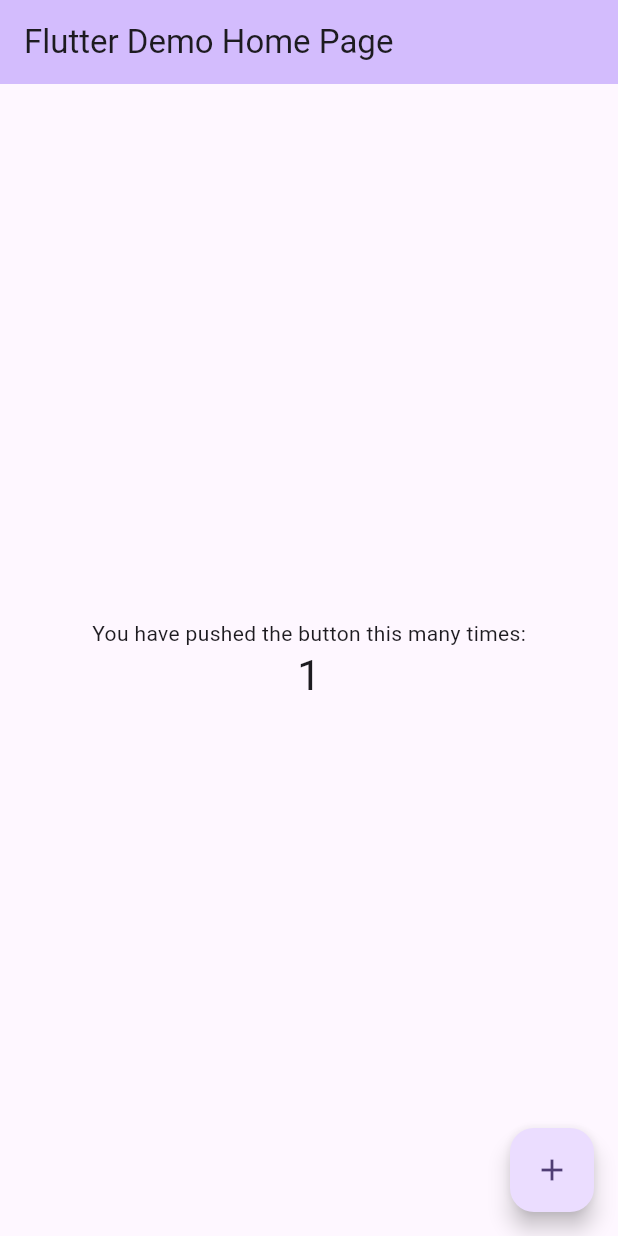
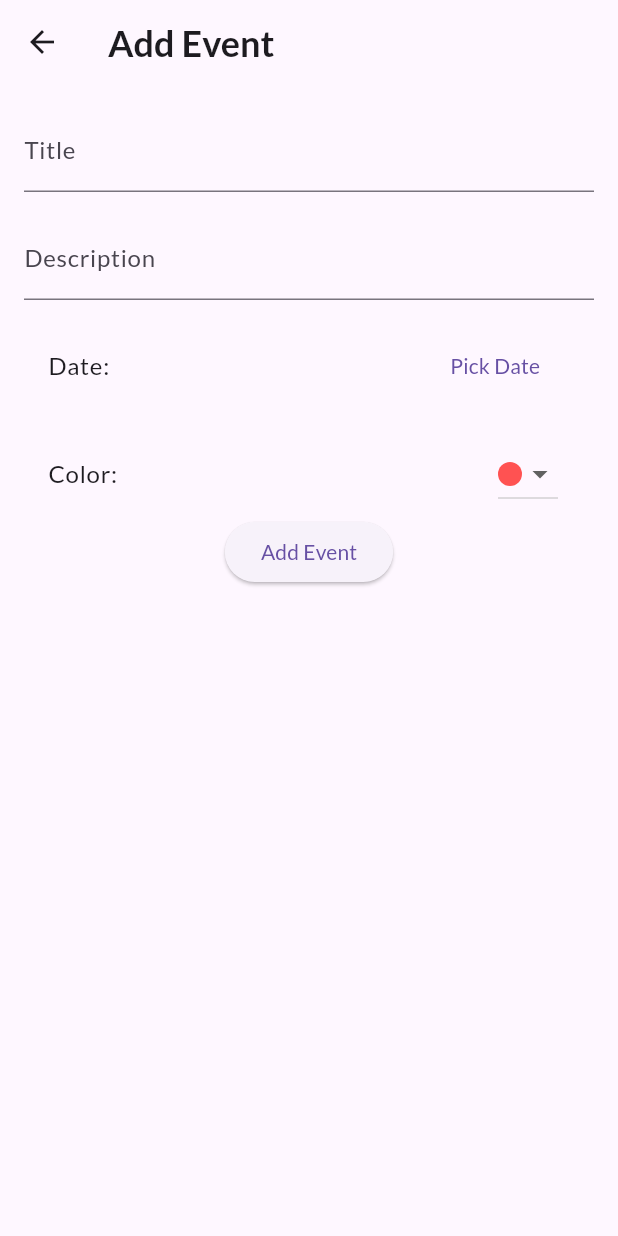
Before and after one commit to itcodehery/synced_calendar_personal, a Flutter app: the screen it shows after launch, after a tap on the "add" icon, on a phone screen of 412 x 824 dp. Run offline on Flutter 3.47's test engine with Material 3 defaults, Android fonts, the phone set to English and light mode, and no system bars; our stand-ins replace flutter_bloc, google_fonts.

Commit message:
basic functionality

```diff
--- /dev/null
+++ b/synced_calendar_personal/lib/bloc/event_cubit.dart
@@ -0,0 +1,16 @@
+import 'package:flutter_bloc/flutter_bloc.dart';
+import 'package:synced_calendar_personal/model/event.dart';
+
+class EventCubit extends Cubit<List<Event>> {
+  EventCubit() : super([]);
+
+  void addEvent(Event event) {
+    state.add(event);
+    emit(state);
+  }
+
+  void removeEvent(int id) {
+    state.removeWhere((event) => event.id == id);
+    emit(state);
+  }
+}
--- /dev/null
+++ b/synced_calendar_personal/lib/components/EventListTile.dart
@@ -0,0 +1,34 @@
+import 'package:flutter/material.dart';
+import 'package:synced_calendar_personal/model/event.dart';
+
+class EventListTile extends StatefulWidget {
+  const EventListTile({super.key, required this.event});
+
+  final Event event;
+
+  @override
+  EventListTileState createState() => EventListTileState();
+}
+
+class EventListTileState extends State<EventListTile> {
+  @override
+  Widget build(BuildContext context) {
+    return GridTile(
+      child: Card(
+        elevation: 0,
+        color: widget.event.color.withAlpha(50),
+        child: ListTile(
+          title: Text(widget.event.title),
+          subtitle: Text(widget.event.description),
+          trailing: Text(
+            "${widget.event.date.day}/${widget.event.date.month}/${widget.event.date.year}",
+            style: const TextStyle(fontSize: 16),
+          ),
+          onTap: () {
+            setState(() {});
+          },
+        ),
+      ),
+    );
+  }
+}
--- a/synced_calendar_personal/lib/main.dart
+++ b/synced_calendar_personal/lib/main.dart
@@ -1,125 +1,38 @@
 import 'package:flutter/material.dart';
+import 'package:flutter_bloc/flutter_bloc.dart';
+import 'package:google_fonts/google_fonts.dart';
+import 'package:synced_calendar_personal/bloc/event_cubit.dart';
+import 'package:synced_calendar_personal/pages/add_event_page.dart';
+import 'package:synced_calendar_personal/pages/home_page.dart';
 
 void main() {
-  runApp(const MyApp());
+  runApp(const SyncCalendarApp());
 }
 
-class MyApp extends StatelessWidget {
-  const MyApp({super.key});
+class SyncCalendarApp extends StatefulWidget {
+  const SyncCalendarApp({super.key});
 
-  // This widget is the root of your application.
+  @override
+  SyncCalendarAppState createState() => SyncCalendarAppState();
+}
+
+class SyncCalendarAppState extends State<SyncCalendarApp> {
   @override
   Widget build(BuildContext context) {
-    return MaterialApp(
-      title: 'Flutter Demo',
-      theme: ThemeData(
-        // This is the theme of your application.
-        //
-        // TRY THIS: Try running your application with "flutter run". You'll see
-        // the application has a purple toolbar. Then, without quitting the app,
-        // try changing the seedColor in the colorScheme below to Colors.green
-        // and then invoke "hot reload" (save your changes or press the "hot
-        // reload" button in a Flutter-supported IDE, or press "r" if you used
-        // the command line to start the app).
-        //
-        // Notice that the counter didn't reset back to zero; the application
-        // state is not lost during the reload. To reset the state, use hot
-        // restart instead.
-        //
-        // This works for code too, not just values: Most code changes can be
-        // tested with just a hot reload.
-        colorScheme: ColorScheme.fromSeed(seedColor: Colors.deepPurple),
-        useMaterial3: true,
+    return BlocProvider(
+      create: (context) => EventCubit(),
+      child: MaterialApp(
+        title: 'Synced Calendar',
+        theme: ThemeData(
+          primarySwatch: Colors.blue,
+          fontFamily: GoogleFonts.lato().fontFamily,
+        ),
+        home: const HomePage(),
+        routes: {
+          '/home': (context) => const HomePage(),
+          '/add': (context) => const AddEventPage(),
+        },
       ),
-      home: const MyHomePage(title: 'Flutter Demo Home Page'),
     );
   }
 }
-
-class MyHomePage extends StatefulWidget {
-  const MyHomePage({super.key, required this.title});
-
-  // This widget is the home page of your application. It is stateful, meaning
-  // that it has a State object (defined below) that contains fields that affect
-  // how it looks.
-
-  // This class is the configuration for the state. It holds the values (in this
-  // case the title) provided by the parent (in this case the App widget) and
-  // used by the build method of the State. Fields in a Widget subclass are
-  // always marked "final".
-
-  final String title;
-
-  @override
-  State<MyHomePage> createState() => _MyHomePageState();
-}
-
-class _MyHomePageState extends State<MyHomePage> {
-  int _counter = 0;
-
-  void _incrementCounter() {
-    setState(() {
-      // This call to setState tells the Flutter framework that something has
-      // changed in this State, which causes it to rerun the build method below
-      // so that the display can reflect the updated values. If we changed
-      // _counter without calling setState(), then the build method would not be
-      // called again, and so nothing would appear to happen.
-      _counter++;
-    });
-  }
-
-  @override
-  Widget build(BuildContext context) {
-    // This method is rerun every time setState is called, for instance as done
-    // by the _incrementCounter method above.
-    //
-    // The Flutter framework has been optimized to make rerunning build methods
-    // fast, so that you can just rebuild anything that needs updating rather
-    // than having to individually change instances of widgets.
-    return Scaffold(
-      appBar: AppBar(
-        // TRY THIS: Try changing the color here to a specific color (to
-        // Colors.amber, perhaps?) and trigger a hot reload to see the AppBar
-        // change color while the other colors stay the same.
-        backgroundColor: Theme.of(context).colorScheme.inversePrimary,
-        // Here we take the value from the MyHomePage object that was created by
-        // the App.build method, and use it to set our appbar title.
-        title: Text(widget.title),
-      ),
-      body: Center(
-        // Center is a layout widget. It takes a single child and positions it
-        // in the middle of the parent.
-        child: Column(
-          // Column is also a layout widget. It takes a list of children and
-          // arranges them vertically. By default, it sizes itself to fit its
-          // children horizontally, and tries to be as tall as its parent.
-          //
-          // Column has various properties to control how it sizes itself and
-          // how it positions its children. Here we use mainAxisAlignment to
-          // center the children vertically; the main axis here is the vertical
-          // axis because Columns are vertical (the cross axis would be
-          // horizontal).
-          //
-          // TRY THIS: Invoke "debug painting" (choose the "Toggle Debug Paint"
-          // action in the IDE, or press "p" in the console), to see the
-          // wireframe for each widget.
-          mainAxisAlignment: MainAxisAlignment.center,
-          children: <Widget>[
-            const Text(
-              'You have pushed the button this many times:',
-            ),
-            Text(
-              '$_counter',
-              style: Theme.of(context).textTheme.headlineMedium,
-            ),
-          ],
-        ),
-      ),
-      floatingActionButton: FloatingActionButton(
-        onPressed: _incrementCounter,
-        tooltip: 'Increment',
-        child: const Icon(Icons.add),
-      ), // This trailing comma makes auto-formatting nicer for build methods.
-    );
-  }
-}
--- /dev/null
+++ b/synced_calendar_personal/lib/model/event.dart
@@ -0,0 +1,35 @@
+import 'dart:math';
+
+import 'package:flutter/material.dart';
+
+enum EventStatus {
+  pending,
+  completed,
+}
+
+const colors = [
+  Colors.redAccent,
+  Colors.greenAccent,
+  Colors.tealAccent,
+  Colors.purpleAccent,
+  Colors.orangeAccent,
+  Colors.blueAccent,
+  Colors.pinkAccent,
+  Colors.amberAccent,
+];
+
+class Event {
+  int id = Random.secure().nextInt(10000);
+  final String title;
+  final String description;
+  final DateTime date;
+  EventStatus status = EventStatus.pending;
+  final Color color;
+
+  Event({
+    required this.title,
+    required this.description,
+    required this.date,
+    required this.color,
+  });
+}
--- /dev/null
+++ b/synced_calendar_personal/lib/pages/add_event_page.dart
@@ -0,0 +1,122 @@
+import 'package:flutter/material.dart';
+import 'package:flutter/widgets.dart';
+import 'package:flutter_bloc/flutter_bloc.dart';
+import 'package:synced_calendar_personal/bloc/event_cubit.dart';
+import 'package:synced_calendar_personal/model/event.dart';
+
+class AddEventPage extends StatefulWidget {
+  const AddEventPage({super.key});
+
+  @override
+  _AddEventPageState createState() => _AddEventPageState();
+}
+
+class _AddEventPageState extends State<AddEventPage> {
+  GlobalKey<FormState> formKey = GlobalKey<FormState>();
+  TextEditingController titleController = TextEditingController();
+  TextEditingController descriptionController = TextEditingController();
+  DateTime? dateTime;
+  Color selectedColor = colors[0];
+  @override
+  Widget build(BuildContext context) {
+    return Scaffold(
+      appBar: AppBar(
+        title: const Text(
+          'Add Event',
+          style: TextStyle(
+            fontSize: 24,
+            fontWeight: FontWeight.bold,
+          ),
+        ),
+      ),
+      body: Form(
+        key: formKey,
+        child: Padding(
+          padding: const EdgeInsets.all(16.0),
+          child: Column(
+            mainAxisSize: MainAxisSize.min,
+            children: [
+              TextFormField(
+                decoration: const InputDecoration(
+                  labelText: 'Title',
+                ),
+                controller: titleController,
+              ),
+              const SizedBox(height: 16),
+              TextFormField(
+                controller: descriptionController,
+                decoration: const InputDecoration(
+                  labelText: 'Description',
+                ),
+              ),
+              const SizedBox(height: 16),
+              //add date picker here
+              ListTile(
+                title: const Text("Date:"),
+                trailing: TextButton(
+                    onPressed: () async {
+                      var selectedDate = await showDatePicker(
+                        context: context,
+                        initialDate: DateTime.now(),
+                        firstDate: DateTime(2000),
+                        lastDate: DateTime(2100),
+                      );
+                      debugPrint(selectedDate.toString());
+
+                      setState(() {
+                        dateTime = selectedDate;
+                      });
+                    },
+                    child: dateTime == null
+                        ? const Text("Pick Date")
+                        : Text(
+                            "${dateTime!.day}/${dateTime!.month}/${dateTime!.year}")),
+              ),
+              const SizedBox(height: 16),
+              ListTile(
+                title: const Text("Color: "),
+                trailing: DropdownButton<Color>(
+                  value: selectedColor,
+                  onChanged: (Color? value) {
+                    setState(() {
+                      selectedColor = value!;
+                    });
+                  },
+                  items: colors
+                      .map(
+                        (e) => DropdownMenuItem<Color>(
+                          value: e,
+                          child: Container(
+                            width: 16,
+                            height: 16,
+                            decoration: BoxDecoration(
+                              shape: BoxShape.circle,
+                              color: e,
+                            ),
+                          ),
+                        ),
+                      )
+                      .toList(),
+                ),
+              ),
+              ElevatedButton(
+                onPressed: () {
+                  context.read<EventCubit>().addEvent(
+                        Event(
+                          title: titleController.text.trim(),
+                          description: descriptionController.text.trim(),
+                          date: dateTime ?? DateTime.now(),
+                          color: selectedColor,
+                        ),
+                      );
+                  Navigator.pop(context);
+                },
+                child: const Text('Add Event'),
+              ),
+            ],
+          ),
+        ),
+      ),
+    );
+  }
+}
--- /dev/null
+++ b/synced_calendar_personal/lib/pages/home_page.dart
@@ -0,0 +1,48 @@
+import 'package:flutter/material.dart';
+import 'package:flutter_bloc/flutter_bloc.dart';
+import 'package:synced_calendar_personal/bloc/event_cubit.dart';
+import 'package:synced_calendar_personal/components/EventListTile.dart';
+import 'package:synced_calendar_personal/model/event.dart';
+
+class HomePage extends StatefulWidget {
+  const HomePage({super.key});
+
+  @override
+  _HomePageState createState() => _HomePageState();
+}
+
+class _HomePageState extends State<HomePage> {
+  @override
+  Widget build(BuildContext context) {
+    return Scaffold(
+      appBar: AppBar(
+        title: const Text('Synced Calendar'),
+      ),
+      body: BlocBuilder<EventCubit, List<Event>>(
+        builder: (context, state) {
+          if (state.isEmpty) {
+            return const Center(
+              child: Text('No events added yet!'),
+            );
+          } else {
+            state.sort((a, b) => a.date.compareTo(b.date));
+            return ListView.builder(
+              shrinkWrap: true,
+              itemCount: state.length,
+              itemBuilder: (context, index) {
+                var item = state[index];
+                return EventListTile(event: item);
+              },
+            );
+          }
+        },
+      ),
+      floatingActionButton: FloatingActionButton(
+        onPressed: () {
+          Navigator.pushNamed(context, '/add');
+        },
+        child: const Icon(Icons.add),
+      ),
+    );
+  }
+}
```
Also changed, not shown: synced_calendar_personal/pubspec.yaml (+3 -38 lines), synced_calendar_personal/pubspec.lock, 2 other files.
